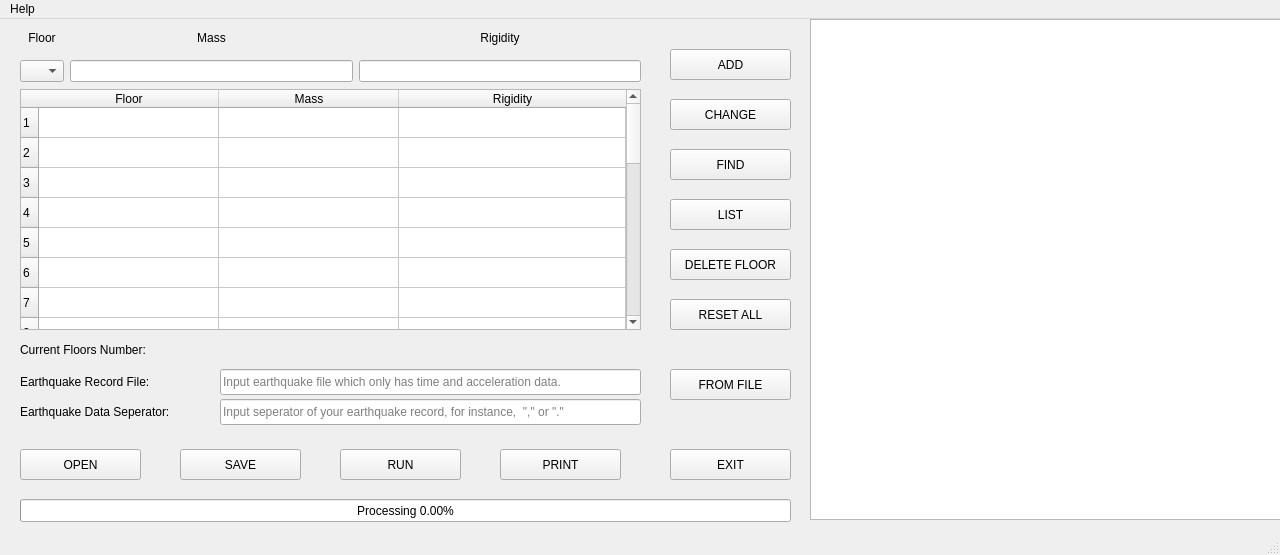
Before: the Qt Designer form sDynaUi.ui in alitatici/VisualizationOfCodes, drawn with Qt 5.
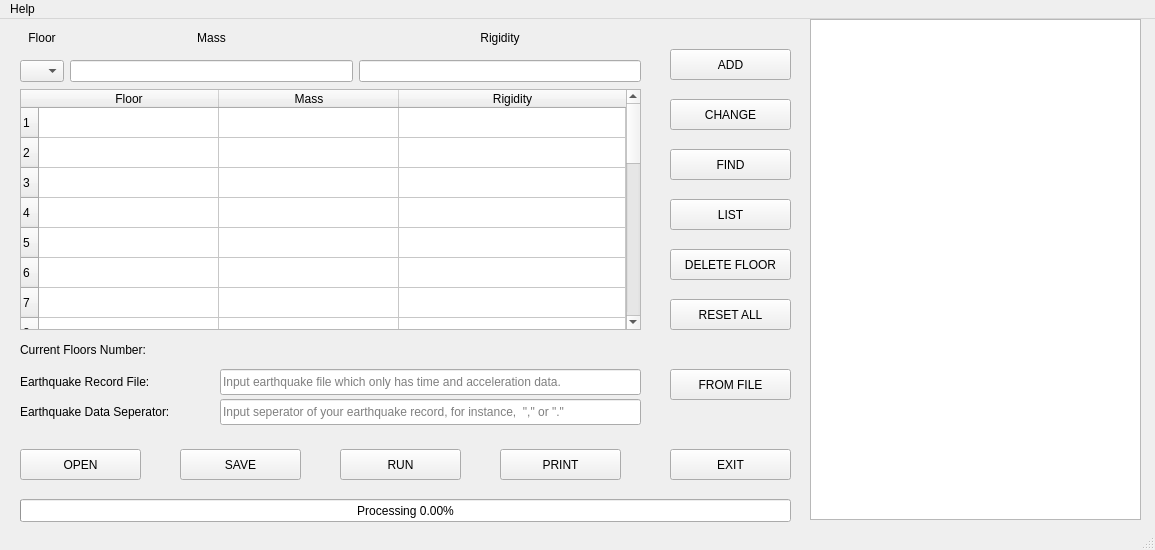
After: the same form once the commit is applied. Icons and pictures are not drawn.

The edit to the form file:
```diff
--- a/sDynaUi.ui
+++ b/sDynaUi.ui
@@ -2,22 +2,30 @@
 <ui version="4.0">
  <class>sDyna</class>
  <widget class="QMainWindow" name="sDyna">
+  <property name="geometry">
+   <rect>
+    <x>0</x>
+    <y>0</y>
+    <width>1155</width>
+    <height>550</height>
+   </rect>
+  </property>
   <property name="sizePolicy">
-   <sizepolicy hsizetype="Preferred" vsizetype="Preferred">
+   <sizepolicy hsizetype="Fixed" vsizetype="Fixed">
     <horstretch>0</horstretch>
     <verstretch>0</verstretch>
    </sizepolicy>
   </property>
   <property name="minimumSize">
    <size>
-    <width>1280</width>
-    <height>555</height>
+    <width>1155</width>
+    <height>550</height>
    </size>
   </property>
   <property name="maximumSize">
    <size>
-    <width>1280</width>
-    <height>555</height>
+    <width>1155</width>
+    <height>550</height>
    </size>
   </property>
   <property name="windowTitle">
@@ -1899,7 +1907,7 @@
      <rect>
       <x>810</x>
       <y>0</y>
-      <width>501</width>
+      <width>331</width>
       <height>501</height>
      </rect>
     </property>
@@ -1915,8 +1923,8 @@
      <string>&lt;!DOCTYPE HTML PUBLIC &quot;-//W3C//DTD HTML 4.0//EN&quot; &quot;http://www.w3.org/TR/REC-html40/strict.dtd&quot;&gt;
 &lt;html&gt;&lt;head&gt;&lt;meta name=&quot;qrichtext&quot; content=&quot;1&quot; /&gt;&lt;style type=&quot;text/css&quot;&gt;
 p, li { white-space: pre-wrap; }
-&lt;/style&gt;&lt;/head&gt;&lt;body style=&quot; font-family:'.AppleSystemUIFont'; font-size:10pt; font-weight:400; font-style:normal;&quot;&gt;
-&lt;p align=&quot;center&quot; style=&quot;-qt-paragraph-type:empty; margin-top:0px; margin-bottom:0px; margin-left:0px; margin-right:0px; -qt-block-indent:0; text-indent:0px; font-family:'MS Shell Dlg 2'; font-size:7.8pt;&quot;&gt;&lt;br /&gt;&lt;/p&gt;&lt;/body&gt;&lt;/html&gt;</string>
+&lt;/style&gt;&lt;/head&gt;&lt;body style=&quot; font-family:'MS Shell Dlg 2'; font-size:10pt; font-weight:400; font-style:normal;&quot;&gt;
+&lt;p align=&quot;center&quot; style=&quot;-qt-paragraph-type:empty; margin-top:0px; margin-bottom:0px; margin-left:0px; margin-right:0px; -qt-block-indent:0; text-indent:0px; font-size:7.8pt;&quot;&gt;&lt;br /&gt;&lt;/p&gt;&lt;/body&gt;&lt;/html&gt;</string>
     </property>
    </widget>
   </widget>
@@ -1925,8 +1933,8 @@
     <rect>
      <x>0</x>
      <y>0</y>
-     <width>1280</width>
-     <height>22</height>
+     <width>1155</width>
+     <height>26</height>
     </rect>
    </property>
    <widget class="QMenu" name="menuHelp">
```
